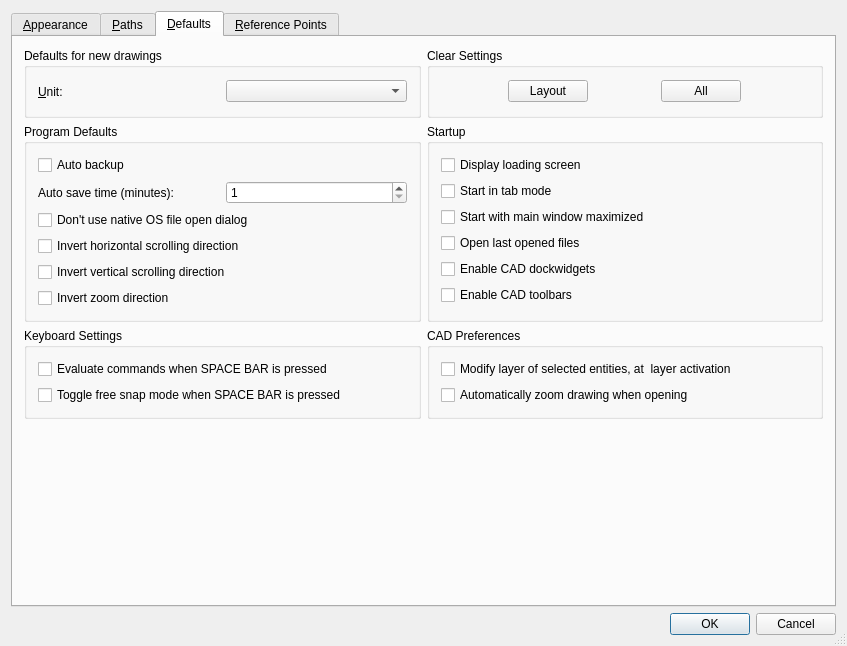
First picture: the form in librecad/src/ui/forms/qg_dlgoptionsgeneral.ui, repository LibreCAD/LibreCAD, before the edit.
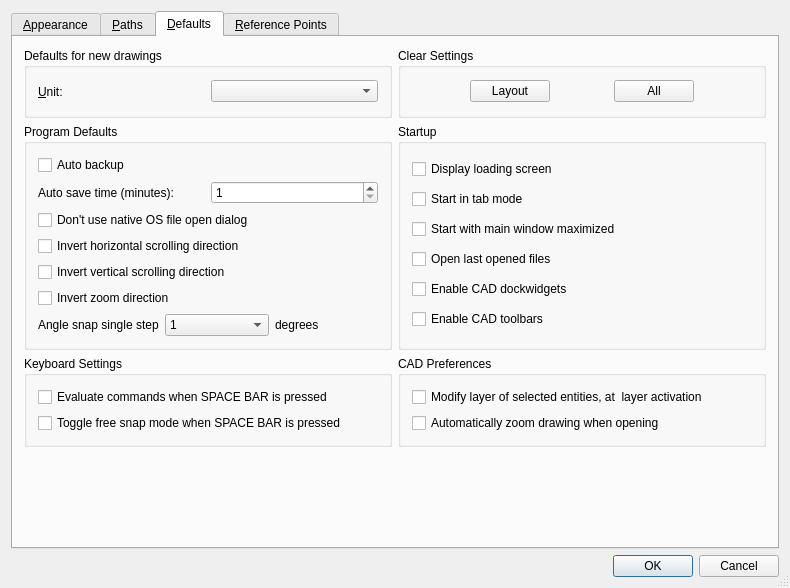
Second picture: the form after the edit. The open tabs and pages were chosen to show the change. Icons and pictures are not drawn.

Commit message: option for angle snap step value in UI and support of settings-based step in actions

What changed in the file:
```diff
--- a/librecad/src/ui/forms/qg_dlgoptionsgeneral.ui
+++ b/librecad/src/ui/forms/qg_dlgoptionsgeneral.ui
@@ -6,8 +6,8 @@
    <rect>
     <x>0</x>
     <y>0</y>
-    <width>847</width>
-    <height>646</height>
+    <width>573</width>
+    <height>539</height>
    </rect>
   </property>
   <property name="windowTitle">
@@ -1175,6 +1175,51 @@
             </property>
            </widget>
           </item>
+          <item>
+           <layout class="QHBoxLayout" name="horizontalLayout_3">
+            <item>
+             <widget class="QLabel" name="label_5">
+              <property name="text">
+               <string>Angle snap single step</string>
+              </property>
+             </widget>
+            </item>
+            <item>
+             <widget class="QComboBox" name="cbAngleSnap">
+              <property name="toolTip">
+               <string>Angle between steps for Angle Snap (which is usually by corresponding actions if SHIFT is pressed)</string>
+              </property>
+              <item>
+               <property name="text">
+                <string>1</string>
+               </property>
+              </item>
+              <item>
+               <property name="text">
+                <string>3</string>
+               </property>
+              </item>
+              <item>
+               <property name="text">
+                <string>5</string>
+               </property>
+              </item>
+              <item>
+               <property name="text">
+                <string>15</string>
+               </property>
+              </item>
+             </widget>
+            </item>
+            <item>
+             <widget class="QLabel" name="label_7">
+              <property name="text">
+               <string>degrees</string>
+              </property>
+             </widget>
+            </item>
+           </layout>
+          </item>
          </layout>
         </widget>
        </item>
```
Left out of the diff: 2 changed lines with no effect on the pictures. The commit also changes 10 other files.
